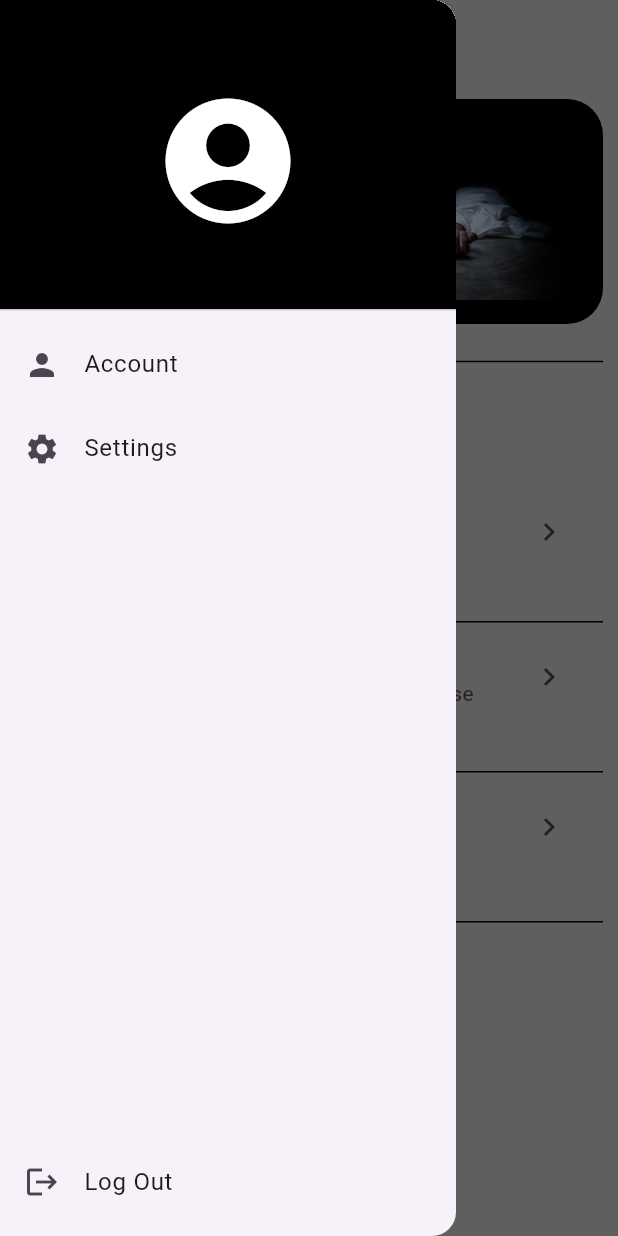
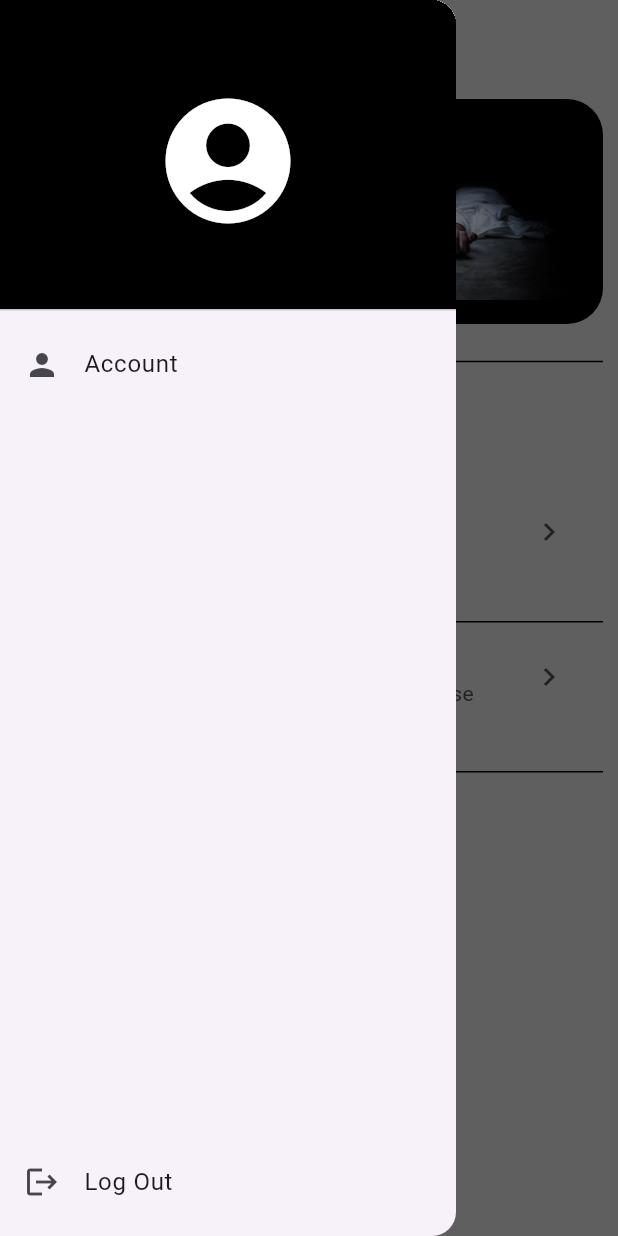
Before and after one commit to PanthaProtick/oggatonama, a Flutter app: the screen it shows once a user with an empty profile is signed in, with the side drawer open, on a phone screen of 412 x 824 dp. Run offline on Flutter 3.47's test engine with Material 3 defaults, Android fonts, the phone set to English and light mode, and no system bars; our stand-ins replace cloud_firestore, firebase_auth, firebase_core, get; accounts and stored records are empty.

Commit message:
Hospital removed

```diff
--- a/lib/dashboard.dart
+++ b/lib/dashboard.dart
@@ -105,7 +105,7 @@ class Dashboard extends StatelessWidget {
     return Expanded(
       child: ListView.builder(
         scrollDirection: Axis.vertical,
-          itemCount: 3,
+          itemCount: 2,
           itemBuilder: (context, index) {
             return SizedBox(
               height: 100,
--- a/lib/drawer.dart
+++ b/lib/drawer.dart
@@ -36,11 +36,7 @@ class CustomDrawer extends StatelessWidget {
               Navigator.push(context, MaterialPageRoute(builder: (context) => Profile()));
             },
           ),
-          ListTile(
-            leading: const Icon(Icons.settings),
-            title: const Text('Settings'),
-            onTap: () {},
-          ),
+
           const Spacer(),
           Padding(
             padding: const EdgeInsets.only(bottom: 8.0),
--- a/lib/login.dart
+++ b/lib/login.dart
@@ -22,7 +22,7 @@ class Login extends StatelessWidget {
     return Scaffold(
       backgroundColor: const Color(0xFF1D1616),
       appBar: AppBar(
-        backgroundColor: Colors.transparent,
+        backgroundColor: const Color(0xFF1D1616),
         iconTheme: IconThemeData(
           color: Colors.white
         ),
--- a/lib/profile.dart
+++ b/lib/profile.dart
@@ -19,9 +19,7 @@ class Profile extends StatelessWidget {
         iconTheme: IconThemeData(
           color: Colors.white
         ),
-        actions: [
-          Icon(Icons.more_vert)
-        ],
+
       ),
       body: Center(
         child: Column(
```
